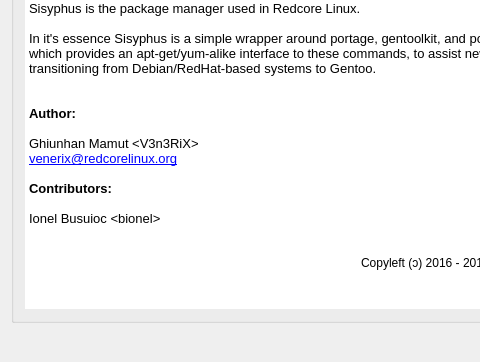
This is src/frontend/gui/ui/sisyphus-config.ui in redcorelinux/sisyphus as Qt 5 draws it before an edit; both pictures show x 0 to 480 and y 118 to 480 of the 640 by 480 pixel window. The edited form follows.
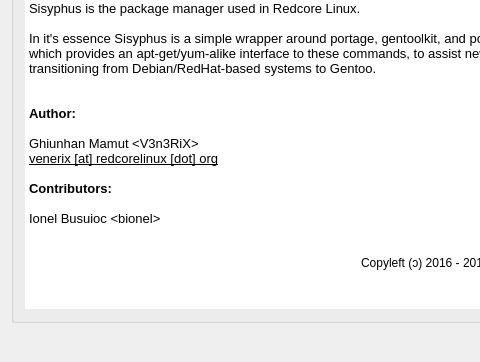
This is the edited form. Icons and pictures are not drawn.

Commit message: don't make mail address a link

The edit to the form file:
```diff
--- a/src/frontend/gui/ui/sisyphus-config.ui
+++ b/src/frontend/gui/ui/sisyphus-config.ui
@@ -78,7 +78,7 @@
 &lt;p style=&quot; margin-top:0px; margin-bottom:0px; margin-left:0px; margin-right:0px; -qt-block-indent:0; text-indent:0px;&quot;&gt;&lt;span style=&quot; font-family:'Sans'; font-size:10pt; font-weight:600;&quot;&gt;Author:&lt;/span&gt;&lt;/p&gt;
 &lt;p style=&quot;-qt-paragraph-type:empty; margin-top:0px; margin-bottom:0px; margin-left:0px; margin-right:0px; -qt-block-indent:0; text-indent:0px; font-family:'Sans'; font-size:10pt;&quot;&gt;&lt;br /&gt;&lt;/p&gt;
 &lt;p style=&quot; margin-top:0px; margin-bottom:0px; margin-left:0px; margin-right:0px; -qt-block-indent:0; text-indent:0px;&quot;&gt;&lt;span style=&quot; font-family:'Sans'; font-size:10pt;&quot;&gt;Ghiunhan Mamut &amp;lt;V3n3RiX&amp;gt;&lt;/span&gt;&lt;/p&gt;
-&lt;p style=&quot; margin-top:0px; margin-bottom:0px; margin-left:0px; margin-right:0px; -qt-block-indent:0; text-indent:0px;&quot;&gt;&lt;a href=&quot;mailto:venerix@redcorelinux.org&quot;&gt;&lt;span style=&quot; font-family:'Sans'; font-size:10pt; text-decoration: underline; color:#0000ff;&quot;&gt;venerix@redcorelinux.org&lt;/span&gt;&lt;/a&gt;&lt;/p&gt;
+&lt;p style=&quot; margin-top:0px; margin-bottom:0px; margin-left:0px; margin-right:0px; -qt-block-indent:0; text-indent:0px;&quot;&gt;&lt;span style=&quot; font-size:10pt; text-decoration: underline;&quot;&gt;venerix [at] redcorelinux [dot] org&lt;/span&gt;&lt;/p&gt;
 &lt;p style=&quot;-qt-paragraph-type:empty; margin-top:0px; margin-bottom:0px; margin-left:0px; margin-right:0px; -qt-block-indent:0; text-indent:0px; font-family:'Sans'; font-size:10pt;&quot;&gt;&lt;br /&gt;&lt;/p&gt;
 &lt;p style=&quot; margin-top:0px; margin-bottom:0px; margin-left:0px; margin-right:0px; -qt-block-indent:0; text-indent:0px;&quot;&gt;&lt;span style=&quot; font-family:'Sans'; font-size:10pt; font-weight:600;&quot;&gt;Contributors:&lt;/span&gt;&lt;/p&gt;
 &lt;p style=&quot;-qt-paragraph-type:empty; margin-top:0px; margin-bottom:0px; margin-left:0px; margin-right:0px; -qt-block-indent:0; text-indent:0px; font-family:'Sans'; font-size:10pt;&quot;&gt;&lt;br /&gt;&lt;/p&gt;
```
